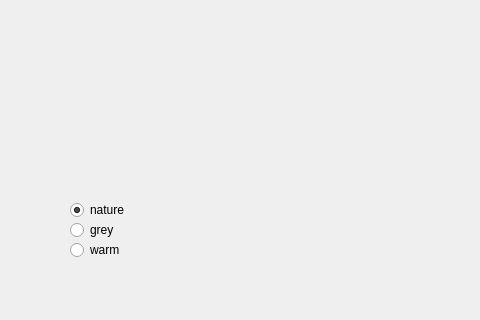
The window that MainWindow.ui (CrankyPants123/Camera_demo) describes before a commit, drawn with Qt 5; both pictures show x 0 to 480 and y 220 to 540 of the 722 by 540 pixel window.
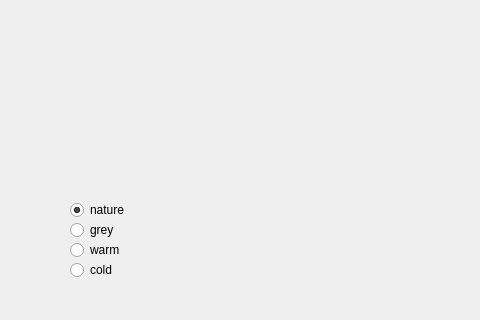
The same window after the commit.

Commit message: add cold filter

What changed in the file:
```diff
--- a/MainWindow.ui
+++ b/MainWindow.ui
@@ -68,6 +68,19 @@
      <string>warm</string>
     </property>
    </widget>
+   <widget class="QRadioButton" name="b_cold">
+    <property name="geometry">
+     <rect>
+      <x>70</x>
+      <y>480</y>
+      <width>100</width>
+      <height>20</height>
+     </rect>
+    </property>
+    <property name="text">
+     <string>cold</string>
+    </property>
+   </widget>
   </widget>
   <widget class="QMenuBar" name="menuBar">
    <property name="geometry">
```
The commit also changes 3 other files.
